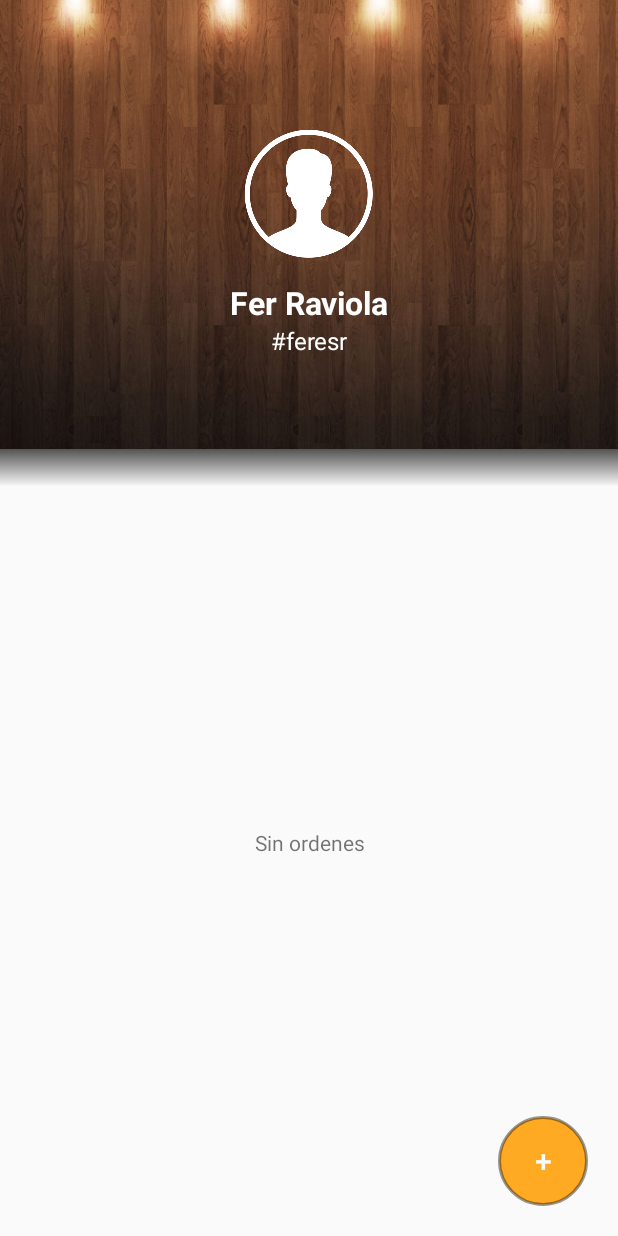
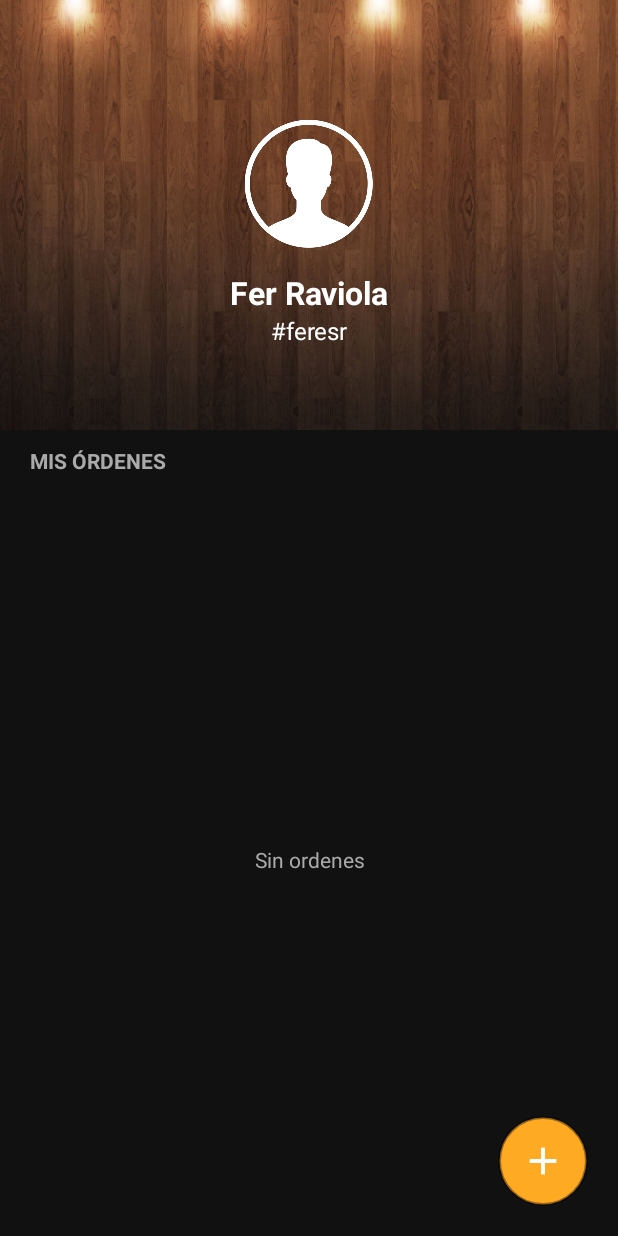
Before and after one commit to feresr/RestAPP-android, an Android app: the layout fragment_dashboard.xml on its own in the app's theme, with its tools: preview values and no code run, on a phone screen of 412 x 824 dp. Run offline under Robolectric (Android 15) with nearby library versions, the phone set to English and light mode, and no system bars.

Commit message:
Visual effects and fix FAB (floating action button) visual styles. Icon + pressed color

```diff
--- /dev/null
+++ b/RestAPP/src/main/res/drawable/fab.xml
@@ -0,0 +1,13 @@
+<?xml version="1.0" encoding="utf-8"?>
+<layer-list xmlns:android="http://schemas.android.com/apk/res/android">
+
+    <item android:drawable="@drawable/fab_selector"
+
+        />
+    <item android:drawable="@drawable/fab_plus_icon"
+        android:top="15sp"
+        android:bottom="15sp"
+        android:left="15sp"
+        android:right="15sp"
+        />
+</layer-list>
--- /dev/null
+++ b/RestAPP/src/main/res/drawable/fab_selector.xml
@@ -0,0 +1,8 @@
+<?xml version="1.0" encoding="utf-8"?>
+<selector xmlns:android="http://schemas.android.com/apk/res/android">
+
+    <item android:drawable="@drawable/round_button_style" android:state_selected="true"/>
+    <item android:drawable="@drawable/round_button_style_pressed"  android:state_pressed="true"/>
+    <item android:drawable="@drawable/round_button_style"/>
+
+</selector>
--- /dev/null
+++ b/RestAPP/src/main/res/drawable/round_button_style_pressed.xml
@@ -0,0 +1,13 @@
+<?xml version="1.0" encoding="utf-8"?>
+<shape xmlns:android="http://schemas.android.com/apk/res/android"
+    android:shape="oval">
+
+    <size
+        android:width="20sp"
+        android:height="20sp"/>
+    <solid android:color="#DB8700"/>
+    <stroke android:width="2dp" android:color="#6000" />
+
+
+
+</shape>
--- a/RestAPP/src/main/res/layout/fragment_dashboard.xml
+++ b/RestAPP/src/main/res/layout/fragment_dashboard.xml
@@ -4,8 +4,7 @@
     android:layout_height="match_parent"
     android:orientation="vertical">
 
-    <LinearLayout
-        xmlns:android="http://schemas.android.com/apk/res/android"
+    <LinearLayout xmlns:android="http://schemas.android.com/apk/res/android"
         android:layout_width="match_parent"
         android:layout_height="0dp"
         android:layout_weight="4"
@@ -41,36 +40,52 @@
             android:textSize="16sp" />
 
     </LinearLayout>
+<TextView
+    android:layout_width="match_parent"
+    android:layout_height="35dp"
+    android:gravity="bottom"
+    android:paddingLeft="20sp"
+    android:paddingBottom="5sp"
+    android:textStyle="bold"
+    android:background="#111"
+    android:textColor="@color/dark_white"
+    android:text="MIS ÓRDENES"/>
 
     <FrameLayout
         android:layout_width="match_parent"
         android:layout_height="0dp"
         android:layout_weight="7">
-        <ImageView
-            android:layout_width="match_parent"
-            android:layout_height="50sp"
-            android:src="@drawable/bw_shadow_top"/>
+
         <ListView
             android:id="@+id/orders_listview"
             android:layout_width="match_parent"
+            android:layout_height="match_parent"
+            android:background="#111"
+            android:divider="#222"
+            android:dividerHeight="1dp"
+            android:paddingLeft="10sp"
+            android:paddingRight="10sp" />
 
-            android:layout_height="match_parent"
-            />
-        <TextView android:id="@android:id/empty"
+        <TextView
+            android:id="@android:id/empty"
             android:layout_width="match_parent"
             android:layout_height="match_parent"
+            android:background="#111"
             android:gravity="center"
-            android:text="Sin ordenes"/>
+            android:text="Sin ordenes"
+            android:textColor="@color/dark_white" />
+
         <Button
             android:id="@+id/neworder_btn"
             android:layout_width="60dip"
             android:layout_height="60dip"
             android:layout_gravity="right|bottom"
             android:layout_margin="20sp"
-            android:background="@drawable/round_button_style"
-            android:text="+"
+            android:background="@drawable/fab"
+
             android:textColor="@color/white"
             android:textSize="20sp" />
+
     </FrameLayout>
 
 </LinearLayout>
--- a/RestAPP/src/main/res/layout/fragment_order.xml
+++ b/RestAPP/src/main/res/layout/fragment_order.xml
@@ -8,7 +8,7 @@
         android:layout_width="match_parent"
         android:layout_height="0dp"
         android:layout_weight="6"
-        android:background="@drawable/dashboard_background"
+        android:background="#111"
         android:gravity="center_vertical"
         android:orientation="horizontal"
 
@@ -85,7 +85,13 @@
         <ListView
             android:id="@+id/items_listview"
             android:layout_width="match_parent"
-            android:layout_height="match_parent" />
+            android:layout_height="match_parent"
+            android:background="#111"
+            android:divider="#222"
+            android:dividerHeight="1dp"
+            android:paddingLeft="10sp"
+            android:paddingRight="10sp"
+            />
 
         <TextView
             android:id="@+id/empty"
--- a/RestAPP/src/main/res/layout/listview_order.xml
+++ b/RestAPP/src/main/res/layout/listview_order.xml
@@ -1,28 +1,28 @@
 <?xml version="1.0" encoding="utf-8"?>
 <LinearLayout xmlns:android="http://schemas.android.com/apk/res/android"
     android:layout_width="match_parent"
+    android:layout_height="wrap_content"
     android:gravity="center_vertical"
-    android:orientation="horizontal"
-    android:layout_height="wrap_content"
-    android:background="#aa3B3F4D"
-    >
+    android:orientation="horizontal">
+
     <TextView
         android:id="@+id/table_number_txt"
         android:layout_width="70dp"
+        android:layout_height="70dp"
         android:layout_weight="0"
-        android:layout_height="70dp"
         android:gravity="center"
+
         android:text="2"
-        android:textColor="@color/white"
+        android:textColor="@color/dark_white"
         android:textSize="18sp"
+        android:typeface="sans" />
 
-        android:typeface="sans" />
     <LinearLayout
-        android:layout_weight="12"
         android:layout_width="0dp"
         android:layout_height="match_parent"
+        android:layout_weight="12"
         android:gravity="center_vertical"
-        android:textColor="@color/white"
+        android:textColor="@color/dark_white"
         android:orientation="vertical"
         android:paddingLeft="10dp">
 
@@ -30,9 +30,10 @@
             android:id="@+id/item_description_txt"
             android:layout_width="match_parent"
             android:layout_height="wrap_content"
+            android:textColor="@color/white"
+
             android:gravity="center_vertical"
             android:text="Mesa"
-            android:textColor="@color/white"
             android:textSize="16sp" />
 
         <TextView
@@ -41,23 +42,21 @@
             android:layout_height="wrap_content"
             android:text="Left sidewalk"
             android:textColor="@color/dark_white"
+
             android:textSize="14sp"
             android:typeface="sans" />
-
     </LinearLayout>
-
 
     <TextView
         android:id="@+id/order_total"
         android:layout_width="0dp"
         android:layout_height="match_parent"
-        android:textColor="@color/white"
-
         android:layout_weight="5"
         android:gravity="center"
+        android:textColor="@color/dark_white"
+
         android:text="$ 24.50"
         android:textSize="14sp"
         android:typeface="sans" />
 
-
 </LinearLayout>
--- a/build.gradle
+++ b/build.gradle
@@ -6,7 +6,7 @@ buildscript {
         jcenter()
     }
     dependencies {
-        classpath 'com.android.tools.build:gradle:1.0.0-rc4'
+        classpath 'com.android.tools.build:gradle:1.0.0'
     }
 }
 
```
Also changed, not shown: RestAPP/src/main/res/drawable-mdpi/fab_plus_icon.png (added), 1 other file.
